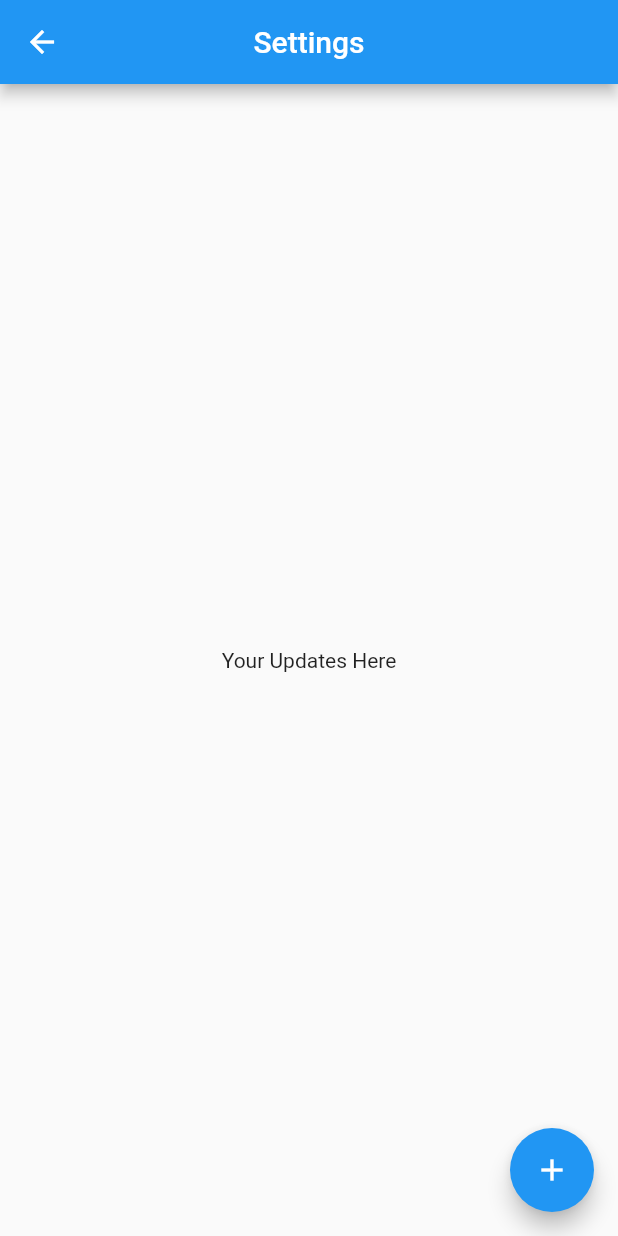
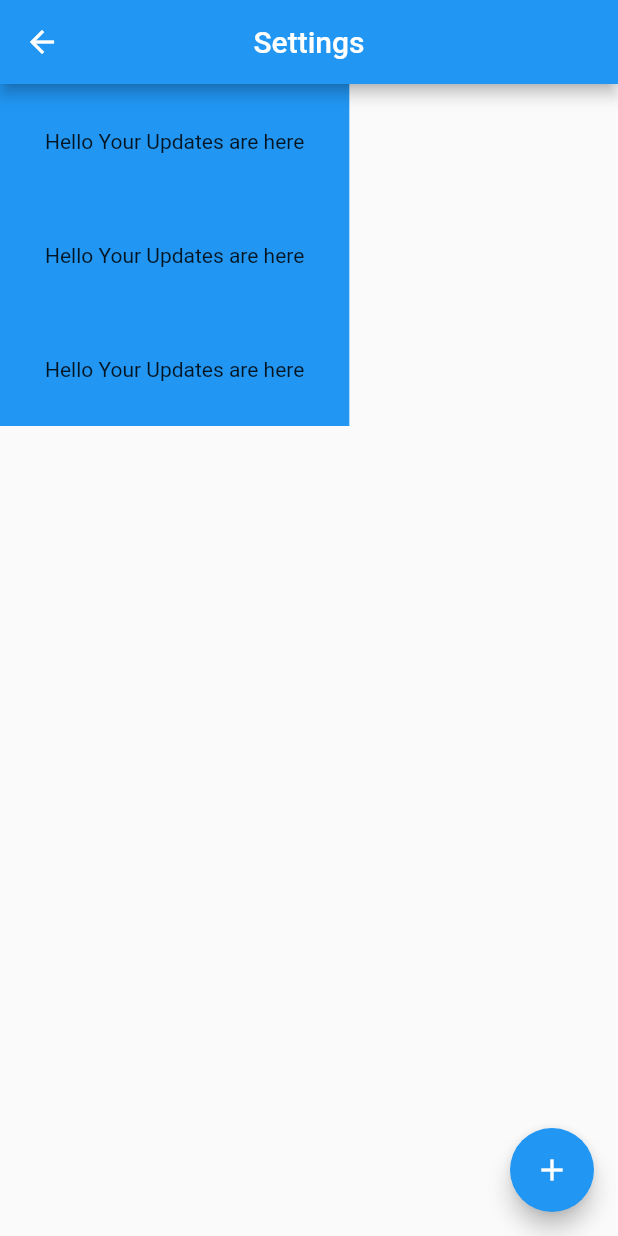
Before and after one commit to Coffee58511867/Flutter, a Flutter app: the Testing screen opened by its route, on a phone screen of 412 x 824 dp. Run offline on Flutter 3.47's test engine with Material 2 defaults, Android fonts, the phone set to English and light mode, and no system bars.

```diff
--- a/lib/testing.dart
+++ b/lib/testing.dart
@@ -11,8 +11,24 @@ class Testing extends StatelessWidget {
         backgroundColor: Colors.blue,
         centerTitle: true,
       ),
-      body: const Center(
-        child: Text("Your Updates Here"),
+      body: Column(
+        children: <Widget>[
+          Container(
+            padding: const EdgeInsets.all(30.0),
+            color: Colors.blue,
+            child: const Text("Hello Your Updates are here"),
+          ),
+          Container(
+            padding: const EdgeInsets.all(30.0),
+            color: Colors.blue,
+            child: const Text("Hello Your Updates are here"),
+          ),
+          Container(
+            padding: const EdgeInsets.all(30.0),
+            color: Colors.blue,
+            child: const Text("Hello Your Updates are here"),
+          ),
+        ],
       ),
       floatingActionButton: FloatingActionButton(
         onPressed: () {
```
